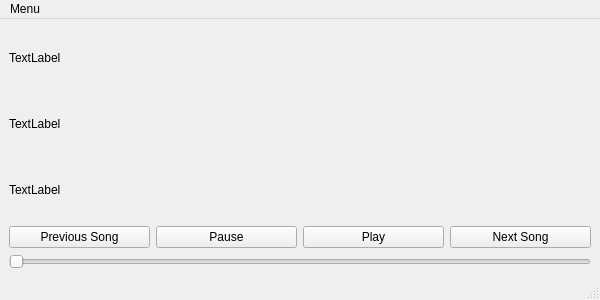
The window that mainwindow.ui (sironitomas/qt-spotify) describes before a commit, drawn with Qt 5.
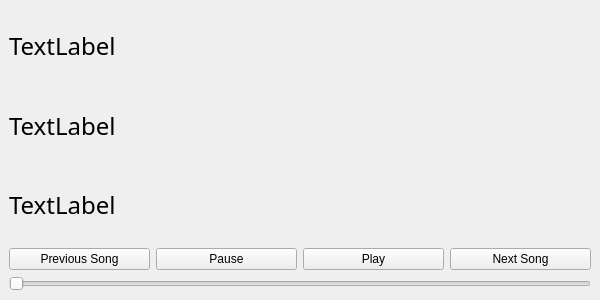
The same window after the commit.

The edit to the form file:
```diff
--- a/mainwindow.ui
+++ b/mainwindow.ui
@@ -30,6 +30,13 @@
     </item>
     <item row="3" column="0" colspan="4">
      <widget class="QLabel" name="artistLabel">
+      <property name="font">
+       <font>
+        <family>Victor Mono</family>
+        <pointsize>18</pointsize>
+        <italic>false</italic>
+       </font>
+      </property>
       <property name="text">
        <string>TextLabel</string>
       </property>
@@ -64,6 +71,13 @@
     </item>
     <item row="1" column="0" colspan="4">
      <widget class="QLabel" name="songLabel">
+      <property name="font">
+       <font>
+        <family>Victor Mono</family>
+        <pointsize>18</pointsize>
+        <italic>false</italic>
+       </font>
+      </property>
       <property name="text">
        <string>TextLabel</string>
       </property>
@@ -71,6 +85,13 @@
     </item>
     <item row="2" column="0" colspan="4">
      <widget class="QLabel" name="albumLabel">
+      <property name="font">
+       <font>
+        <family>Victor Mono</family>
+        <pointsize>18</pointsize>
+        <italic>false</italic>
+       </font>
+      </property>
       <property name="text">
        <string>TextLabel</string>
       </property>
@@ -85,24 +106,6 @@
     </item>
    </layout>
   </widget>
-  <widget class="QMenuBar" name="menubar">
-   <property name="geometry">
-    <rect>
-     <x>0</x>
-     <y>0</y>
-     <width>600</width>
-     <height>22</height>
-    </rect>
-   </property>
-   <widget class="QMenu" name="menuQuit">
-    <property name="title">
-     <string>Menu</string>
-    </property>
-    <addaction name="actionExit"/>
-   </widget>
-   <addaction name="menuQuit"/>
-  </widget>
-  <widget class="QStatusBar" name="statusbar"/>
   <action name="actionExit">
    <property name="text">
     <string>Exit</string>
```
